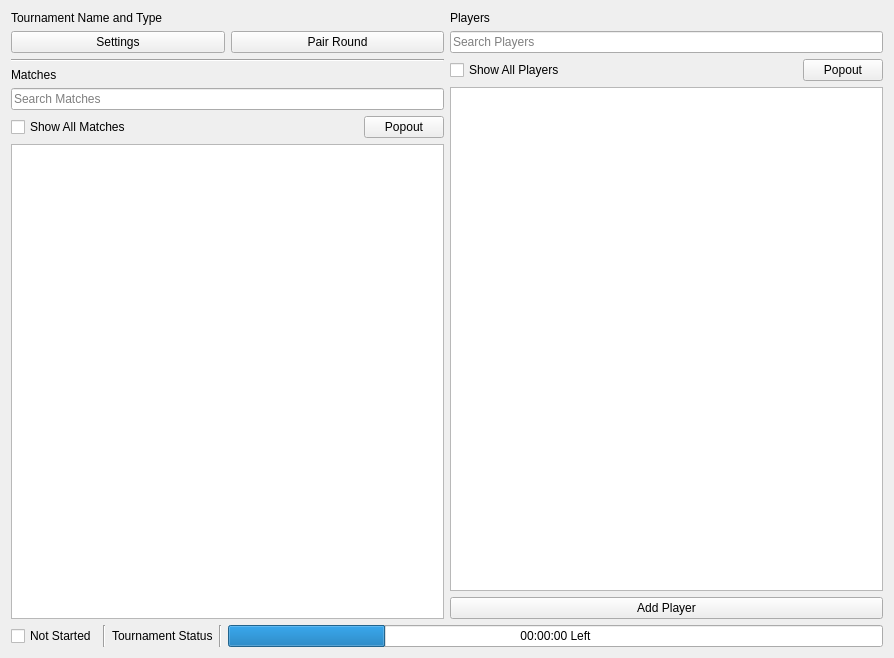
The window that src/ui/tournamenttab.ui (SquireTournamentServices/SquireDesktop) describes before a commit, drawn with Qt 5.
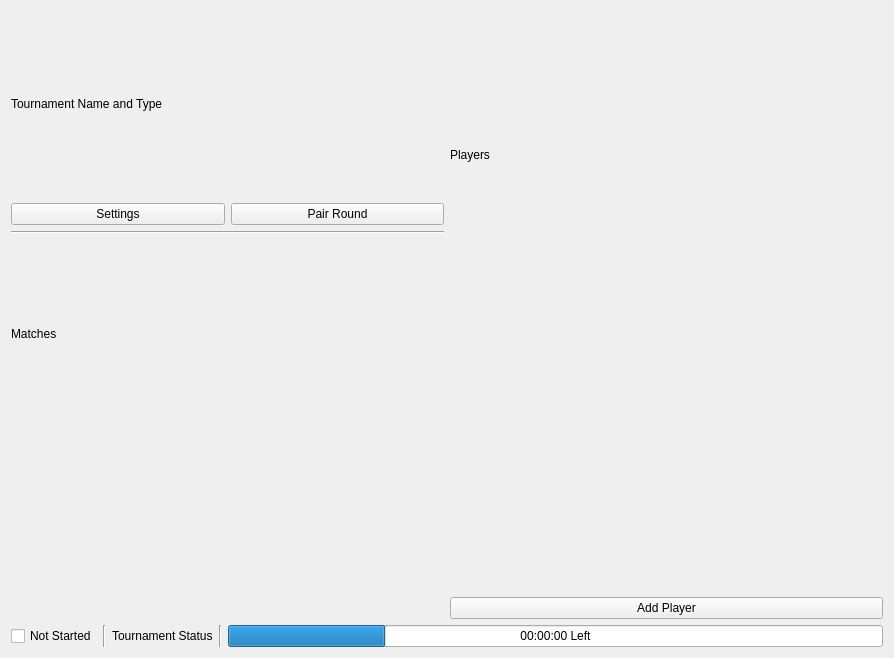
The same window after the commit. Icons and pictures are not drawn.

Commit message: feat: added player abstract table model

Diff of the .ui file:
```diff
--- a/src/ui/tournamenttab.ui
+++ b/src/ui/tournamenttab.ui
@@ -15,7 +15,7 @@
   </property>
   <layout class="QVBoxLayout" name="verticalLayout_2">
    <item>
-    <layout class="QHBoxLayout" name="container">
+    <layout class="QHBoxLayout" name="container" stretch="2,2">
      <item>
       <layout class="QVBoxLayout" name="left">
        <item>
@@ -27,6 +27,9 @@
        </item>
        <item>
         <layout class="QHBoxLayout" name="horizontalLayout_2">
+         <property name="sizeConstraint">
+          <enum>QLayout::SetFixedSize</enum>
+         </property>
          <item>
           <widget class="QPushButton" name="tournamentSettings">
            <property name="text">
@@ -66,45 +69,7 @@
         </widget>
        </item>
        <item>
-        <widget class="QLineEdit" name="matchSearch">
-         <property name="placeholderText">
-          <string>Search Matches</string>
-         </property>
-         <property name="clearButtonEnabled">
-          <bool>true</bool>
-         </property>
-        </widget>
-       </item>
-       <item>
-        <layout class="QHBoxLayout" name="horizontalLayout">
-         <item>
-          <widget class="QCheckBox" name="showFinishedMatches">
-           <property name="text">
-            <string>Show All Matches</string>
-           </property>
-          </widget>
-         </item>
-         <item>
-          <widget class="QPushButton" name="popOutMatches">
-           <property name="sizePolicy">
-            <sizepolicy hsizetype="Fixed" vsizetype="Fixed">
-             <horstretch>0</horstretch>
-             <verstretch>0</verstretch>
-            </sizepolicy>
-           </property>
-           <property name="text">
-            <string>Popout</string>
-           </property>
-           <property name="icon">
-            <iconset theme="video-display">
-             <normaloff>.</normaloff>.</iconset>
-           </property>
-          </widget>
-         </item>
-        </layout>
-       </item>
-       <item>
-        <widget class="QTableWidget" name="matchesTable"/>
+        <widget class="QWidget" name="roundTable" native="true"/>
        </item>
       </layout>
      </item>
@@ -118,50 +83,7 @@
         </widget>
        </item>
        <item>
-        <widget class="QLineEdit" name="lineEdit">
-         <property name="text">
-          <string/>
-         </property>
-         <property name="readOnly">
-          <bool>false</bool>
-         </property>
-         <property name="placeholderText">
-          <string>Search Players</string>
-         </property>
-         <property name="clearButtonEnabled">
-          <bool>true</bool>
-         </property>
-        </widget>
-       </item>
-       <item>
-        <layout class="QHBoxLayout" name="horizontalLayout_3">
-         <item>
-          <widget class="QCheckBox" name="checkBox">
-           <property name="text">
-            <string>Show All Players</string>
-           </property>
-          </widget>
-         </item>
-         <item>
-          <widget class="QPushButton" name="pushButton_2">
-           <property name="sizePolicy">
-            <sizepolicy hsizetype="Fixed" vsizetype="Fixed">
-             <horstretch>0</horstretch>
-             <verstretch>0</verstretch>
-            </sizepolicy>
-           </property>
-           <property name="text">
-            <string>Popout</string>
-           </property>
-           <property name="icon">
-            <iconset theme="video-display"/>
-           </property>
-          </widget>
-         </item>
-        </layout>
-       </item>
-       <item>
-        <widget class="QTableView" name="playerListTable"/>
+        <widget class="QWidget" name="playerTable" native="true"/>
        </item>
        <item>
         <widget class="QPushButton" name="pushButton">
```
Left out of the diff: 2 changed lines with no effect on the pictures. The commit also changes 9 other files.
